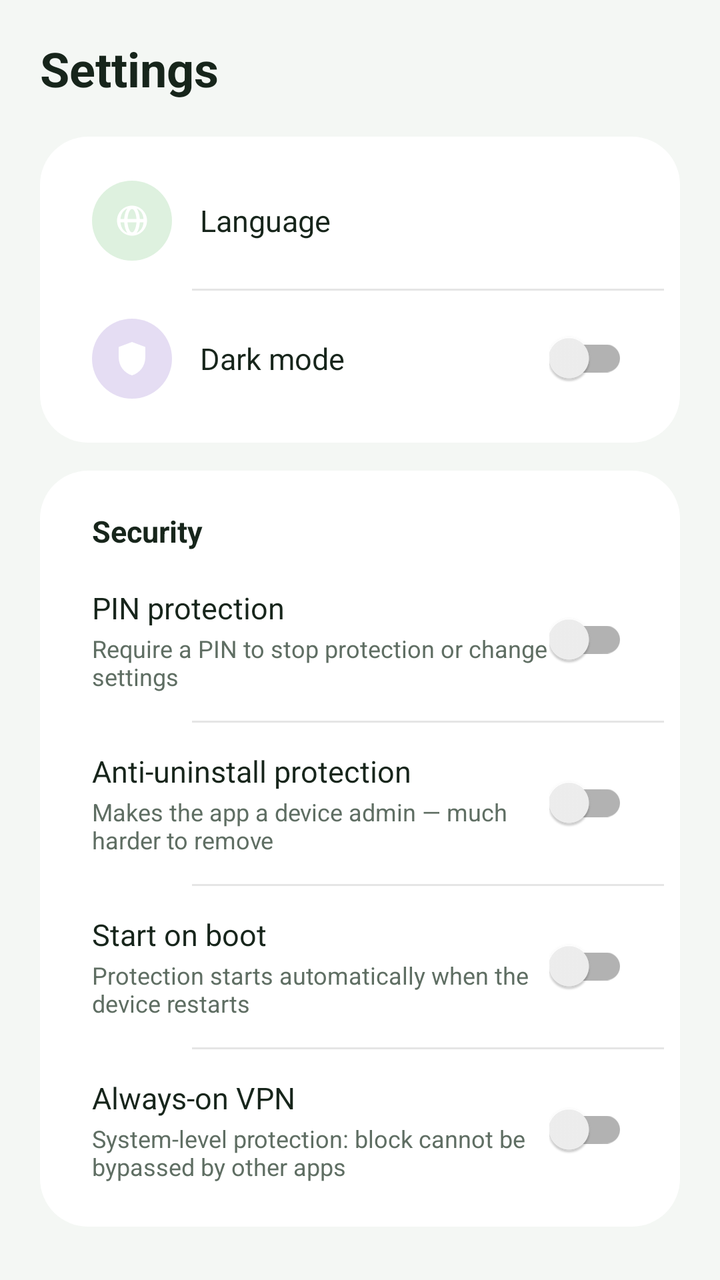
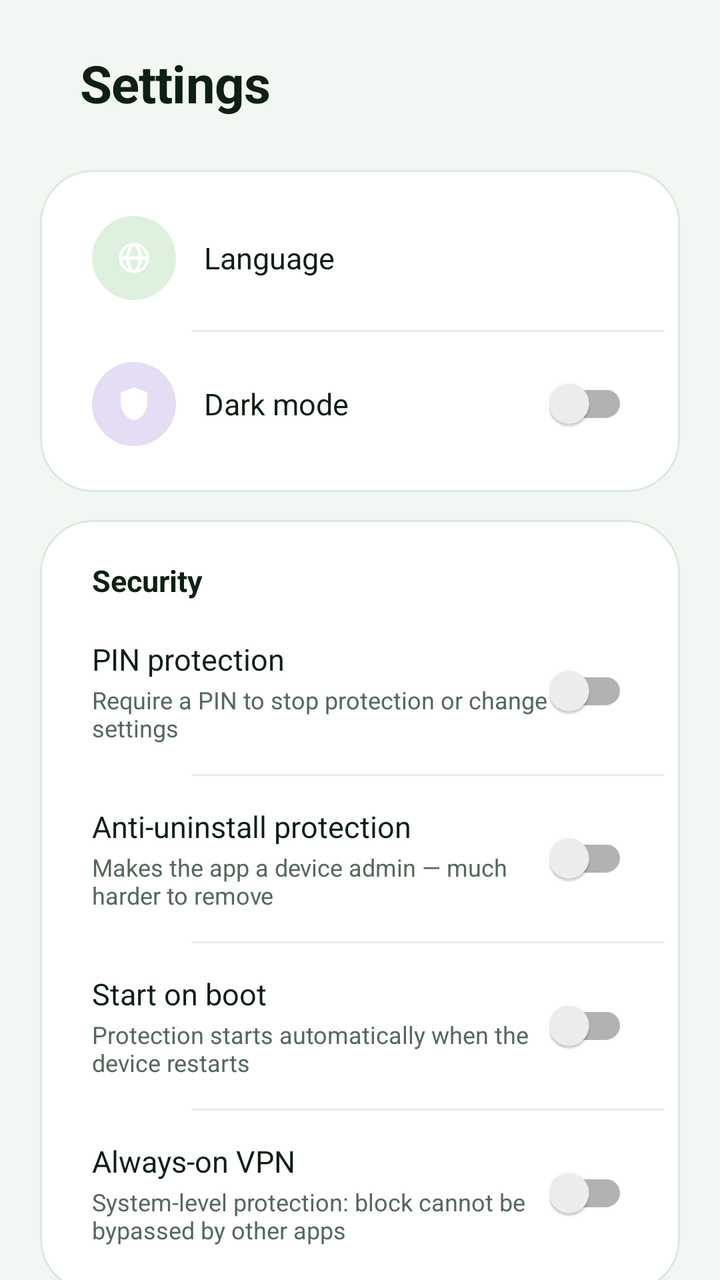

Screens rendered from an Android XML layout before and after an edit, with the pre-edit source and the edit as a unified diff.
<!-- AndroidManifest.xml: application theme Theme.ContentFilter -->
<!-- res/layout/fragment_settings.xml -->
<?xml version="1.0" encoding="utf-8"?>
<ScrollView xmlns:android="http://schemas.android.com/apk/res/android"
    android:layout_width="match_parent"
    android:layout_height="match_parent"
    android:fillViewport="true"
    android:scrollbars="none">

    <LinearLayout
        android:layout_width="match_parent"
        android:layout_height="wrap_content"
        android:orientation="vertical"
        android:paddingStart="20dp"
        android:paddingEnd="20dp"
        android:paddingBottom="24dp">

        <TextView
            android:layout_width="wrap_content"
            android:layout_height="wrap_content"
            android:layout_marginTop="18dp"
            android:layout_marginBottom="6dp"
            android:text="@string/tab_settings"
            android:textSize="24sp"
            android:textStyle="bold"
            android:textColor="?attr/textPrimary" />

        
        <LinearLayout
            android:layout_width="match_parent"
            android:layout_height="wrap_content"
            android:orientation="vertical"
            android:background="@drawable/card_bg"
            android:padding="8dp"
            android:layout_marginTop="12dp">

            <LinearLayout android:id="@+id/langRow" style="@style/SettingsRow">
                <FrameLayout style="@style/IconCircle"
                    android:background="@drawable/icon_circle_green">
                    <ImageView android:layout_width="20dp" android:layout_height="20dp"
                        android:layout_gravity="center"
                        android:src="@drawable/ic_lang" />
                </FrameLayout>
                <TextView android:layout_width="0dp" android:layout_height="wrap_content"
                    android:layout_weight="1" android:layout_marginStart="14dp"
                    android:text="@string/language"
                    style="@style/SettingsLabel" android:textColor="?attr/textPrimary" />
                <TextView android:id="@+id/langValue"
                    android:layout_width="wrap_content" android:layout_height="wrap_content"
                    android:paddingStart="10dp" android:paddingEnd="6dp"
                    android:textSize="14sp" android:textColor="@color/green_light"
                    android:textStyle="bold" />
            </LinearLayout>
            <View android:layout_width="match_parent" android:layout_height="1dp"
                android:background="?attr/dividerColor" android:layout_marginStart="68dp" />

            <LinearLayout android:id="@+id/themeRow" style="@style/SettingsRow">
                <FrameLayout style="@style/IconCircle"
                    android:background="@drawable/icon_circle_purple">
                    <ImageView android:layout_width="20dp" android:layout_height="20dp"
                        android:layout_gravity="center"
                        android:src="@drawable/ic_shield" />
                </FrameLayout>
                <TextView android:layout_width="0dp" android:layout_height="wrap_content"
                    android:layout_weight="1" android:layout_marginStart="14dp"
                    android:text="@string/dark_mode"
                    style="@style/SettingsLabel" android:textColor="?attr/textPrimary" />
                <androidx.appcompat.widget.SwitchCompat android:id="@+id/themeSwitch"
                    android:layout_width="wrap_content" android:layout_height="wrap_content" />
            </LinearLayout>
        </LinearLayout>

        
        <LinearLayout
            android:layout_width="match_parent"
            android:layout_height="wrap_content"
            android:orientation="vertical"
            android:background="@drawable/card_bg"
            android:padding="8dp"
            android:layout_marginTop="14dp">

            <TextView
                android:layout_width="wrap_content"
                android:layout_height="wrap_content"
                android:layout_marginStart="18dp"
                android:layout_marginTop="12dp"
                android:layout_marginBottom="4dp"
                android:text="@string/security_title"
                android:textSize="15sp"
                android:textStyle="bold"
                android:textColor="?attr/textPrimary" />

            <LinearLayout android:id="@+id/rowPin" style="@style/SettingsRow">
                <LinearLayout android:layout_width="0dp" android:layout_height="wrap_content"
                    android:layout_weight="1" android:orientation="vertical">
                    <TextView android:layout_width="wrap_content" android:layout_height="wrap_content"
                        android:text="@string/pin_lock"
                        style="@style/SettingsLabel" android:textColor="?attr/textPrimary" />
                    <TextView android:layout_width="wrap_content" android:layout_height="wrap_content"
                        android:layout_marginTop="2dp"
                        android:text="@string/pin_lock_desc"
                        android:textSize="12sp" android:textColor="?attr/textSecondary" />
                </LinearLayout>
                <androidx.appcompat.widget.SwitchCompat android:id="@+id/pinSwitch"
                    android:layout_width="wrap_content" android:layout_height="wrap_content" />
            </LinearLayout>
            <View android:layout_width="match_parent" android:layout_height="1dp"
                android:background="?attr/dividerColor" android:layout_marginStart="68dp" />

            <LinearLayout android:id="@+id/rowAdmin" style="@style/SettingsRow">
                <LinearLayout android:layout_width="0dp" android:layout_height="wrap_content"
                    android:layout_weight="1" android:orientation="vertical">
                    <TextView android:layout_width="wrap_content" android:layout_height="wrap_content"
                        android:text="@string/uninstall_protect"
                        style="@style/SettingsLabel" android:textColor="?attr/textPrimary" />
                    <TextView android:layout_width="wrap_content" android:layout_height="wrap_content"
                        android:layout_marginTop="2dp"
                        android:text="@string/uninstall_protect_desc"
                        android:textSize="12sp" android:textColor="?attr/textSecondary" />
                </LinearLayout>
                <androidx.appcompat.widget.SwitchCompat android:id="@+id/adminSwitch"
                    android:layout_width="wrap_content" android:layout_height="wrap_content" />
            </LinearLayout>
            <View android:layout_width="match_parent" android:layout_height="1dp"
                android:background="?attr/dividerColor" android:layout_marginStart="68dp" />

            <LinearLayout android:id="@+id/rowAutostart" style="@style/SettingsRow">
                <LinearLayout android:layout_width="0dp" android:layout_height="wrap_content"
                    android:layout_weight="1" android:orientation="vertical">
                    <TextView android:layout_width="wrap_content" android:layout_height="wrap_content"
                        android:text="@string/autostart_title"
                        style="@style/SettingsLabel" android:textColor="?attr/textPrimary" />
                    <TextView android:layout_width="wrap_content" android:layout_height="wrap_content"
                        android:layout_marginTop="2dp"
                        android:text="@string/autostart_desc"
                        android:textSize="12sp" android:textColor="?attr/textSecondary" />
                </LinearLayout>
                <androidx.appcompat.widget.SwitchCompat android:id="@+id/autostartSwitch"
                    android:layout_width="wrap_content" android:layout_height="wrap_content" />
            </LinearLayout>
            <View android:layout_width="match_parent" android:layout_height="1dp"
                android:background="?attr/dividerColor" android:layout_marginStart="68dp" />

            <LinearLayout android:id="@+id/rowAlwaysOn" style="@style/SettingsRow">
                <LinearLayout android:layout_width="0dp" android:layout_height="wrap_content"
                    android:layout_weight="1" android:orientation="vertical">
                    <TextView android:layout_width="wrap_content" android:layout_height="wrap_content"
                        android:text="@string/always_on_title"
                        style="@style/SettingsLabel" android:textColor="?attr/textPrimary" />
                    <TextView android:layout_width="wrap_content" android:layout_height="wrap_content"
                        android:layout_marginTop="2dp"
                        android:text="@string/always_on_desc"
                        android:textSize="12sp" android:textColor="?attr/textSecondary" />
                </LinearLayout>
                <androidx.appcompat.widget.SwitchCompat android:id="@+id/alwaysOnSwitch"
                    android:layout_width="wrap_content" android:layout_height="wrap_content" />
            </LinearLayout>
        </LinearLayout>
    </LinearLayout>
</ScrollView>
<!-- resources referenced by this layout -->
<resources>
  <color name="green_light">#4CAF50</color>
  <!-- drawable card_bg (drawable) -->
  <?xml version="1.0" encoding="utf-8"?>
  <shape xmlns:android="http://schemas.android.com/apk/res/android"
      android:shape="rectangle">
      <solid android:color="?attr/cardBg" />
      <corners android:radius="24dp" />
  </shape>
  <string name="always_on_desc">System-level protection: block cannot be bypassed by other apps</string>
  <string name="always_on_title">Always-on VPN</string>
  <string name="autostart_desc">Protection starts automatically when the device restarts</string>
  <string name="autostart_title">Start on boot</string>
  <string name="dark_mode">Dark mode</string>
  <string name="language">Language</string>
  <string name="pin_lock">PIN protection</string>
  <string name="pin_lock_desc">Require a PIN to stop protection or change settings</string>
  <string name="security_title">Security</string>
  <string name="tab_settings">Settings</string>
  <string name="uninstall_protect">Anti-uninstall protection</string>
  <string name="uninstall_protect_desc">Makes the app a device admin — much harder to remove</string>
  <style name="IconCircle">
          <item name="android:layout_width">40dp</item>
          <item name="android:layout_height">40dp</item>
      </style>
  <style name="SettingsLabel">
          <item name="android:layout_width">wrap_content</item>
          <item name="android:layout_height">wrap_content</item>
          <item name="android:textSize">15sp</item>
      </style>
  <style name="SettingsRow">
          <item name="android:layout_width">match_parent</item>
          <item name="android:layout_height">wrap_content</item>
          <item name="android:paddingStart">18dp</item>
          <item name="android:paddingEnd">18dp</item>
          <item name="android:paddingTop">14dp</item>
          <item name="android:paddingBottom">14dp</item>
          <item name="android:gravity">center_vertical</item>
      </style>
  <style name="Theme.ContentFilter" parent="Theme.AppCompat.DayNight.NoActionBar">
          <item name="colorPrimary">@color/green_primary</item>
          <item name="colorPrimaryDark">@color/green_dark</item>
          <item name="colorAccent">@color/green_light</item>
          <item name="android:windowBackground">@color/bg_light</item>
          <item name="android:statusBarColor">@color/bg_light</item>
          <item name="android:windowLightStatusBar">true</item>
          <item name="cardBg">@color/card_light</item>
          <item name="textPrimary">@color/text_primary</item>
          <item name="textSecondary">@color/text_secondary</item>
          <item name="dividerColor">@color/divider</item>
      </style>
  <color name="green_primary">#2E7D32</color>
  <color name="green_dark">#1B5E20</color>
  <color name="bg_light">#F4F7F4</color>
  <color name="card_light">#FFFFFF</color>
  <color name="text_primary">#17251B</color>
  <color name="text_secondary">#5F6E63</color>
  <color name="divider">#1A000000</color>
  <!-- unchanged entries left out for length: 4 -->
</resources>

<!-- the commit's change to res/layout/fragment_settings.xml (unified diff, before → after) -->
@@ -16,12 +16,11 @@
         <TextView
             android:layout_width="wrap_content"
             android:layout_height="wrap_content"
-            android:layout_marginTop="18dp"
-            android:layout_marginBottom="6dp"
+            android:layout_marginTop="24dp"
+            android:layout_marginStart="20dp"
+            android:layout_marginBottom="14dp"
             android:text="@string/tab_settings"
-            android:textSize="24sp"
-            android:textStyle="bold"
-            android:textColor="?attr/textPrimary" />
+            style="@style/Display" />
 
         
         <LinearLayout
<!-- resource entries referenced after the edit -->
@@ -6,7 +6,8 @@
   <shape xmlns:android="http://schemas.android.com/apk/res/android"
       android:shape="rectangle">
       <solid android:color="?attr/cardBg" />
-      <corners android:radius="24dp" />
+      <corners android:radius="26dp" />
+      <stroke android:width="1dp" android:color="?attr/strokeColor" />
   </shape>
   <string name="always_on_desc">System-level protection: block cannot be bypassed by other apps</string>
   <string name="always_on_title">Always-on VPN</string>
@@ -20,43 +21,57 @@
   <string name="tab_settings">Settings</string>
   <string name="uninstall_protect">Anti-uninstall protection</string>
   <string name="uninstall_protect_desc">Makes the app a device admin — much harder to remove</string>
+  <style name="Display">
+          <item name="android:textSize">26sp</item>
+          <item name="android:textStyle">bold</item>
+          <item name="android:textColor">?attr/textPrimary</item>
+          <item name="android:letterSpacing">-0.01</item>
+      </style>
   <style name="IconCircle">
-          <item name="android:layout_width">40dp</item>
-          <item name="android:layout_height">40dp</item>
+          <item name="android:layout_width">42dp</item>
+          <item name="android:layout_height">42dp</item>
       </style>
   <style name="SettingsLabel">
           <item name="android:layout_width">wrap_content</item>
           <item name="android:layout_height">wrap_content</item>
           <item name="android:textSize">15sp</item>
+          <item name="android:textColor">?attr/textPrimary</item>
       </style>
   <style name="SettingsRow">
           <item name="android:layout_width">match_parent</item>
           <item name="android:layout_height">wrap_content</item>
           <item name="android:paddingStart">18dp</item>
           <item name="android:paddingEnd">18dp</item>
-          <item name="android:paddingTop">14dp</item>
-          <item name="android:paddingBottom">14dp</item>
+          <item name="android:paddingTop">15dp</item>
+          <item name="android:paddingBottom">15dp</item>
           <item name="android:gravity">center_vertical</item>
+          <item name="android:background">?android:attr/selectableItemBackground</item>
       </style>
   <style name="Theme.ContentFilter" parent="Theme.AppCompat.DayNight.NoActionBar">
           <item name="colorPrimary">@color/green_primary</item>
-          <item name="colorPrimaryDark">@color/green_dark</item>
-          <item name="colorAccent">@color/green_light</item>
+          <item name="colorPrimaryDark">@color/bg_light</item>
+          <item name="colorAccent">@color/teal_accent</item>
           <item name="android:windowBackground">@color/bg_light</item>
           <item name="android:statusBarColor">@color/bg_light</item>
+          <item name="android:navigationBarColor">@color/bg_light_surface</item>
           <item name="android:windowLightStatusBar">true</item>
-          <item name="cardBg">@color/card_light</item>
+          <item name="cardBg">@color/bg_light_surface</item>
+          <item name="cardBgElevated">@color/bg_light_elevated</item>
           <item name="textPrimary">@color/text_primary</item>
           <item name="textSecondary">@color/text_secondary</item>
           <item name="dividerColor">@color/divider</item>
+          <item name="strokeColor">@color/stroke_light</item>
+          <item name="accentColor">@color/teal_accent</item>
       </style>
   <color name="green_primary">#2E7D32</color>
-  <color name="green_dark">#1B5E20</color>
-  <color name="bg_light">#F4F7F4</color>
-  <color name="card_light">#FFFFFF</color>
-  <color name="text_primary">#17251B</color>
-  <color name="text_secondary">#5F6E63</color>
-  <color name="divider">#1A000000</color>
+  <color name="bg_light">#F2F7F3</color>
+  <color name="teal_accent">#00BFA5</color>
+  <color name="bg_light_surface">#FFFFFF</color>
+  <color name="bg_light_elevated">#FAFDFA</color>
+  <color name="text_primary">#0E1F14</color>
+  <color name="text_secondary">#54685B</color>
+  <color name="divider">#14000000</color>
+  <color name="stroke_light">#DDE8DF</color>
   <!-- unchanged entries left out for length: 4 -->
 </resources>
 
